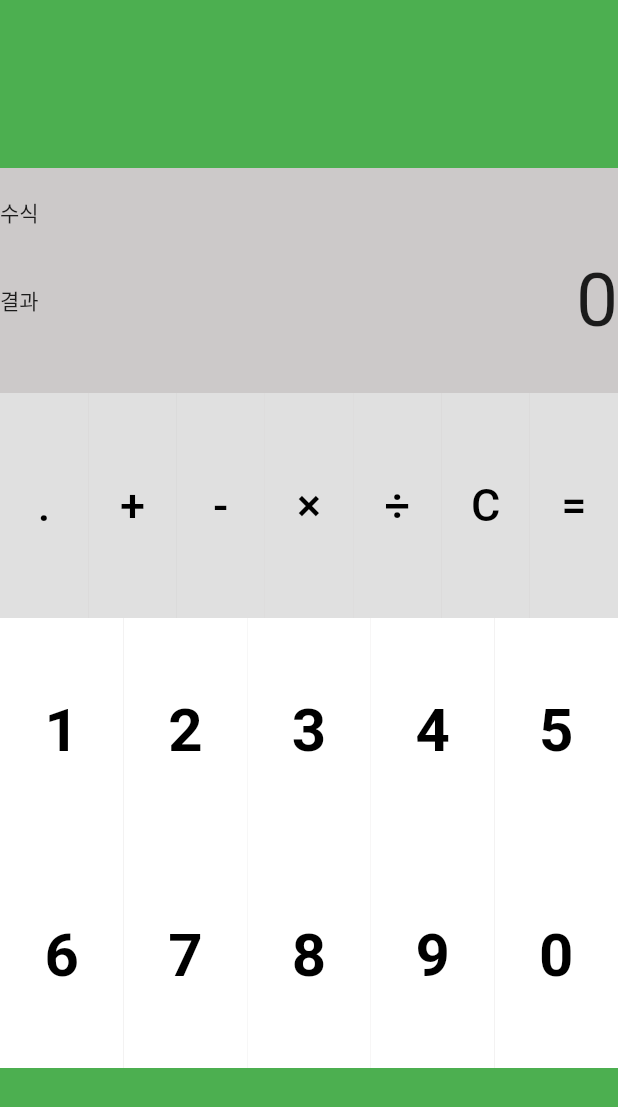
After one commit to dabuzida/fluttermon, a Flutter app: the screen it shows after launch, on a phone screen of 412 x 824 dp. The commit adds this screen. Shown: the top 1107 px of the screen. Run offline on Flutter 3.47's test engine with Material 2 defaults, Android fonts, the phone set to English and light mode, and no system bars.

Commit message:
디버깅중
배열생성시 크기 3인걸로 애초에 생성하는게?

수식을 쓸때, 첫번째 혹은 두번째 수 입력 시,
0을 입력 후, 다른 수(1~9)를 누르면 변경되며, acceptor[0] 혹은 acceptor[2]의 값도 0에서 다른 수로 바뀌어야한다

첫번째숫자만 다쓰고 = 누를때도 첫번째 숫자 출력되도록

```diff
--- /dev/null
+++ b/lib/calculator2.dart
@@ -0,0 +1,310 @@
+import 'package:flutter/material.dart';
+
+/*
+
+수식을 쓸때, 첫번째 혹은 두번째 수 입력 시,
+0을 입력 후, 다른 수(1~9)를 누르면 변경되며, acceptor[0] 혹은 acceptor[2]의 값도 0에서 다른 수로 바뀌어야한다
+  var acceptor = [null, null, null]; 선언후
+  acceptor.add 함수 안쓰고 acceptor[0] 이런식으로 접근해야
+
+
+첫번째숫자만 다쓰고 = 누를때도 첫번째 숫자 출력되도록
+
+ */
+class Calculator2 extends StatefulWidget {
+  const Calculator2({Key? key}) : super(key: key);
+
+  @override
+  State<Calculator2> createState() {
+    print('Calculator2()');
+    return _Calculator2State();
+  }
+}
+
+class _Calculator2State extends State<Calculator2> {
+  String equation = '';
+  String output = '0';
+  double result = 0;
+  double? tempMemory;
+  // var acceptor = [];
+  var acceptor = new List.filled(3, null, growable: false);
+
+  @override
+  Widget build(BuildContext context) {
+    // print('_CalculatorState()');
+    return Center(
+      child: SizedBox(
+        width: 600,
+        height: 600,
+        child: Container(
+          color: Color.fromARGB(255, 204, 201, 201),
+          child: Column(
+            // crossAxisAlignment: CrossAxisAlignment.end,
+            children: <Widget>[
+              Expanded(
+                child: Column(
+                  children: [
+                    Row(
+                      mainAxisAlignment: MainAxisAlignment.spaceBetween,
+                      children: <Widget>[
+                        const Text('수식'),
+                        Text(equation, style: const TextStyle(fontSize: 50)),
+                      ],
+                    ),
+                    Row(
+                      mainAxisAlignment: MainAxisAlignment.spaceBetween,
+                      children: <Widget>[
+                        const Text('결과'),
+                        Text(output, style: const TextStyle(fontSize: 50)),
+                      ],
+                    ),
+                  ],
+                ),
+              ),
+              Expanded(
+                child: Row(
+                  children: <Widget>[
+                    createOperationBtn('.', 'decimal fraction'),
+                    createOperationBtn('+', 'add'),
+                    createOperationBtn('-', 'decimal fraction'),
+                    createOperationBtn('×', 'decimal fraction'),
+                    createOperationBtn('÷', 'decimal fraction'),
+                    createOperationBtn('C', 'clear'),
+                    createOperationBtn('=', 'decimal fraction'),
+                  ],
+                ),
+              ),
+              Expanded(
+                  child: Row(children: <Widget>[
+                createNumberBtn(1, '1', 'pass_1'),
+                createNumberBtn(2, '2', 'pass_2'),
+                createNumberBtn(3, '3', 'pass_3'),
+                createNumberBtn(4, '4', 'pass_4'),
+                createNumberBtn(5, '5', 'pass_5'),
+              ])),
+              Expanded(
+                  child: Row(children: <Widget>[
+                createNumberBtn(6, '6', 'pass_6'),
+                createNumberBtn(7, '7', 'pass_7'),
+                createNumberBtn(8, '8', 'pass_8'),
+                createNumberBtn(9, '9', 'pass_9'),
+                createNumberBtn(0, '0', 'pass_0'),
+              ])),
+            ],
+          ),
+        ),
+      ),
+    );
+  }
+
+  Widget createOperationBtn(String sign, String operation) {
+    return Expanded(
+        child: SizedBox(
+      height: double.infinity,
+      child: TextButton(
+        style: TextButton.styleFrom(
+            backgroundColor: const Color.fromARGB(230, 226, 226, 226),
+            textStyle: const TextStyle(fontSize: 20, fontWeight: FontWeight.w700),
+            shape: const RoundedRectangleBorder(
+              borderRadius: BorderRadius.all(Radius.zero),
+            )),
+        child: Text(sign, style: const TextStyle(fontSize: 30, fontWeight: FontWeight.w500, color: Color.fromARGB(255, 0, 0, 0))),
+        onPressed: () => {
+          setState(() {
+            // print(11);
+            switch (sign) {
+              case '+':
+                {
+                  if (acceptor.length == 2) {
+                    acceptor[1] = '+';
+                    equation = output + '+';
+                    break;
+                  }
+                  if (tempMemory != null) {
+                    output = tempMemory.toString();
+                    equation = output + '+';
+                    acceptor.addAll([tempMemory, '+']);
+                    break;
+                  }
+                  equation = output + '+';
+                  acceptor.add('+');
+                  break;
+                }
+              case '-':
+                {
+                  if (acceptor.length == 2) {
+                    acceptor[1] = '-';
+                    equation = output + '-';
+                    break;
+                  }
+                  if (tempMemory != null) {
+                    output = tempMemory.toString();
+                    equation = output + '-';
+                    acceptor.addAll([tempMemory, '-']);
+                    break;
+                  }
+                  equation = output + '-';
+                  acceptor.add('-');
+                  break;
+                }
+              case '×':
+                {
+                  if (acceptor.length == 2) {
+                    acceptor[1] = '×';
+                    equation = output + '×';
+                    break;
+                  }
+                  if (tempMemory != null) {
+                    output = tempMemory.toString();
+                    equation = output + '×';
+                    acceptor.addAll([tempMemory, '×']);
+                    break;
+                  }
+                  equation = output + '×';
+                  acceptor.add('×');
+                  break;
+                }
+              case '÷':
+                {
+                  if (acceptor.length == 2) {
+                    acceptor[1] = '÷';
+                    equation = output + '÷';
+                    break;
+                  }
+                  if (tempMemory != null) {
+                    output = tempMemory.toString();
+                    equation = output + '÷';
+                    acceptor.addAll([tempMemory, '÷']);
+                    break;
+                  }
+                  equation = output + '÷';
+                  acceptor.add('÷');
+                  break;
+                }
+              case 'C':
+                output = '0';
+                equation = '';
+                result = 0;
+                tempMemory = null;
+                acceptor = [];
+                break;
+              case '=':
+                equal(acceptor);
+                break;
+              default:
+            }
+          })
+        },
+      ),
+    ));
+  }
+
+  Widget createNumberBtn(double _number, String number, String operation) {
+    return Expanded(
+        child: SizedBox(
+      height: double.infinity,
+      child: TextButton(
+        style: TextButton.styleFrom(
+          backgroundColor: const Color.fromARGB(255, 255, 255, 255),
+          textStyle: const TextStyle(fontSize: 40, fontWeight: FontWeight.w700),
+          shape: const RoundedRectangleBorder(
+            borderRadius: BorderRadius.all(Radius.zero),
+          ),
+        ),
+        child: Text(number, style: const TextStyle(color: Color.fromARGB(255, 0, 0, 0))),
+        onPressed: () => {
+          setState(() {
+            if (acceptor.length == 0 /* || acceptor[0] == 0 */) {
+              print('1');
+              equation = '';
+              tempMemory = null;
+              output = number;
+              // acceptor[0] = _number;
+              acceptor.add(_number);
+            } else if (acceptor.length == 1 && acceptor[0] != 0 /* && acceptor[0] != 0 */) {
+              print('2');
+              output += number;
+              acceptor[0] = double.parse(output);
+            } else if (acceptor.length == 2) {
+              print('3');
+              output = number;
+              acceptor.add(_number);
+            } else if (acceptor.length == 3 && acceptor[2] != 0) {
+              print('4');
+              output += number;
+              acceptor[2] = double.parse(output);
+            }
+
+            /* else {
+              print('5');
+              // clear();
+              equation = '';
+              acceptor = [];
+              output = number;
+              acceptor.add(_number);
+            } */
+          })
+        },
+      ),
+    ));
+  }
+
+  void equal(var array) {
+    double num1 = array[0];
+    String sign = array[1];
+    double num2 = array[2];
+    switch (sign) {
+      case '+':
+        result = num1 + num2;
+        break;
+      case '-':
+        result = num1 - num2;
+        break;
+      case '×':
+        result = num1 * num2;
+        break;
+      case '÷':
+        result = num1 / num2;
+        break;
+      default:
+    }
+    equation += num2.toString();
+    output = result.toString();
+    tempMemory = result;
+    acceptor = [];
+  }
+
+  /*  void clear() {
+    setState(() {
+      output = '0';
+      equation = '';
+      result = 0;
+      acceptor = [];
+    });
+  } */
+
+  /*  void add(double prevVal, double currVal) {
+    setState(() {});
+  }
+
+  void subtract(double prevVal, double currVal) {
+    print('subtract');
+    setState(() {
+      //result = prevVal - currVal;
+    });
+  }
+
+  void multiply(double prevVal, double currVal) {
+    print('multiply');
+    setState(() {
+      //result = prevVal * currVal;
+    });
+  }
+
+  void divide(double prevVal, double currVal) {
+    print('divide');
+    setState(() {
+      // result = prevVal / currVal;
+    });
+  } */
+}
--- a/lib/main.dart
+++ b/lib/main.dart
@@ -4,6 +4,7 @@ import 'dart:math';
 import 'package:flutter/material.dart';
 import 'package:flutter/rendering.dart';
 import 'package:fluttermon/calculator.dart';
+import 'package:fluttermon/calculator2.dart';
 import 'package:fluttermon/test3.dart';
 
 import 'test1.dart';
@@ -45,7 +46,7 @@ class MyApp extends StatelessWidget {
       // debugShowCheckedModeBanner: false,
       home: Scaffold(
         backgroundColor: Colors.green,
-        body: Calculator(),
+        body: Calculator2(),
         /* Center(
           child: Red(),
         ), */
```
